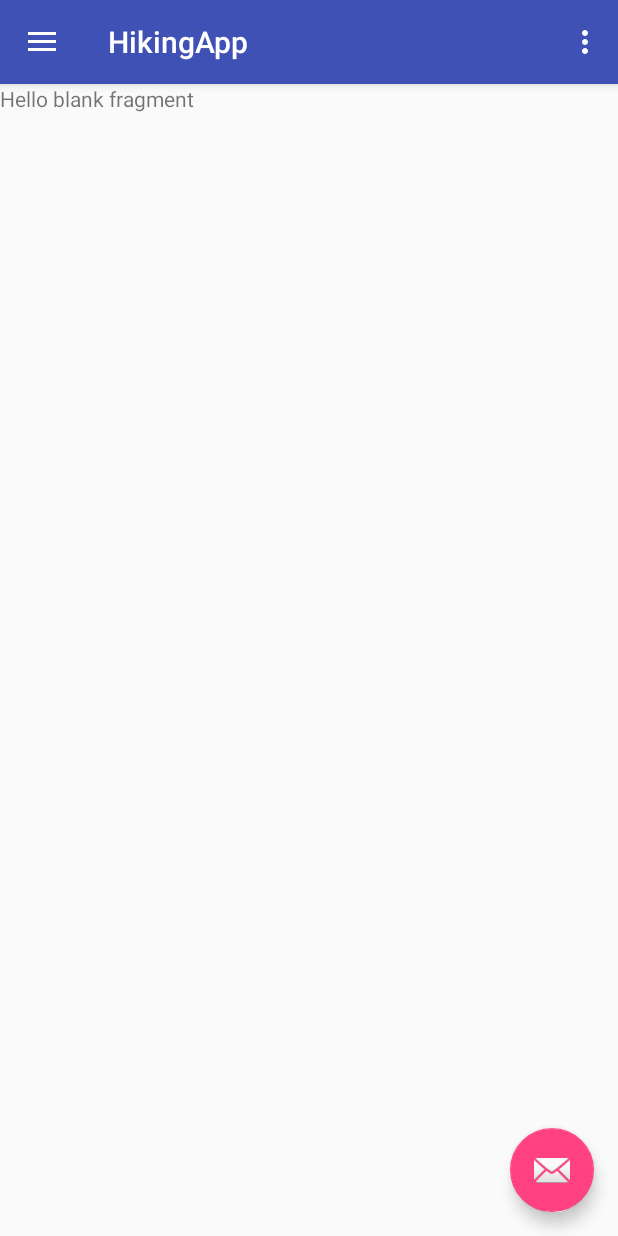
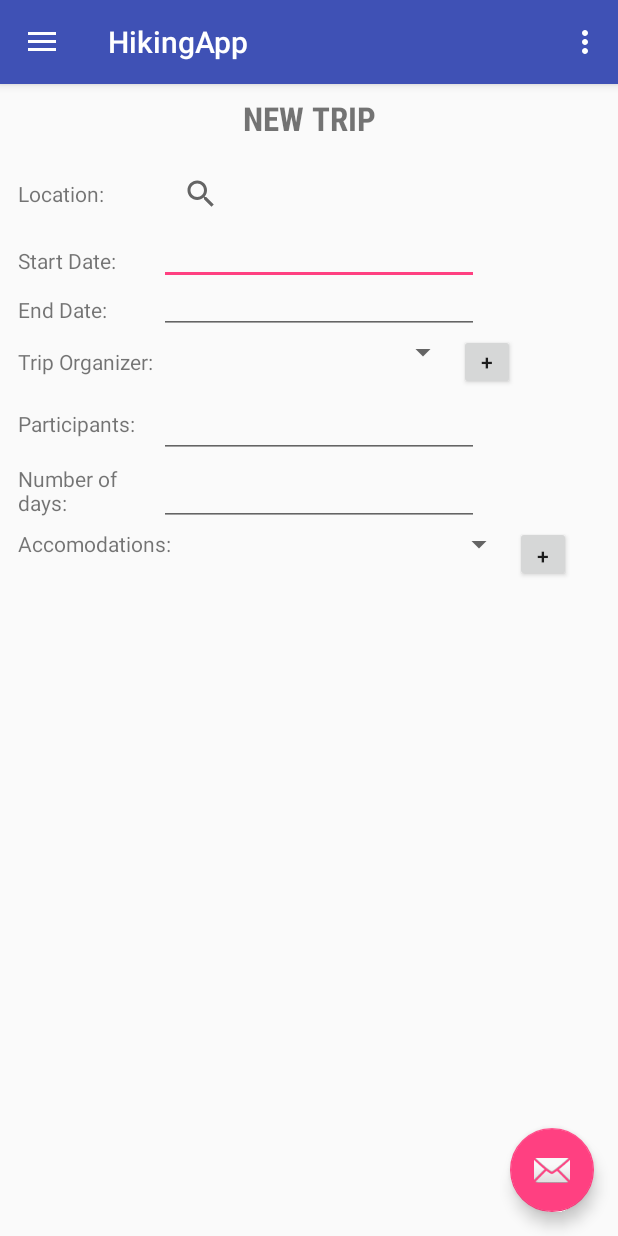
Before and after one commit to RoyceNguyen/HikingApp, an Android app: the screen it shows after launch (MainActivity), in the side drawer, after a tap on "Add Trip", on a phone screen of 412 x 824 dp. Run offline under Robolectric (Android 15) with nearby library versions, the phone set to English and light mode, and no system bars.

Commit message:
Added more to AddTripFragments layout

```diff
--- a/app/src/main/java/com/stclaircollege/rnb/hikingapp/MainActivity.java
+++ b/app/src/main/java/com/stclaircollege/rnb/hikingapp/MainActivity.java
@@ -22,7 +22,8 @@ public class MainActivity extends AppCompatActivity
         //adding all the interaction listeners
         MainFragment.OnFragmentInteractionListener,
         PastHikeFragment.OnFragmentInteractionListener,
-        SummaryFragment.OnFragmentInteractionListener {
+        SummaryFragment.OnFragmentInteractionListener,
+        AddTripFragment.OnFragmentInteractionListener{
 
     //Adding FragmentManager
     FragmentManager fm = getSupportFragmentManager();
@@ -98,7 +99,7 @@ public class MainActivity extends AppCompatActivity
             tran.commit();
         } else if (id == R.id.nav_addtrip) {
             FragmentTransaction tran = fm.beginTransaction();
-            tran.replace(R.id.content_main, new MainFragment());
+            tran.replace(R.id.content_main, new AddTripFragment());
             tran.commit();
 
         } else if (id == R.id.nav_pasthikes) {
--- a/app/src/main/res/layout/fragment_add_trip.xml
+++ b/app/src/main/res/layout/fragment_add_trip.xml
@@ -2,8 +2,8 @@
     xmlns:tools="http://schemas.android.com/tools"
     android:layout_width="match_parent"
     android:layout_height="match_parent"
+
     android:orientation="vertical"
-
     android:padding="4dp"
     tools:context="com.stclaircollege.rnb.hikingapp.AddTripFragment">
 
@@ -19,27 +19,35 @@
         android:text="New Trip"
         android:textAlignment="center"
         android:textAllCaps="true"
-        android:textSize="22dp"
+        android:textSize="22sp"
         android:textStyle="bold" />
 
-    <GridLayout
+
+    <RelativeLayout
         android:layout_width="match_parent"
         android:layout_height="match_parent"
-        android:columnCount="2"
+        android:columnCount="3"
         android:padding="4dp">
 
         <TextView
             android:id="@+id/textView7"
             android:layout_width="wrap_content"
             android:layout_height="wrap_content"
-            android:gravity="center"
-            android:paddingTop="10dp"
-            android:text="Location:"
-            android:textAlignment="center" />
+            android:layout_alignBottom="@+id/searchView"
+            android:layout_alignEnd="@+id/textView9"
+            android:layout_alignParentStart="true"
+            android:layout_alignParentTop="true"
+            android:gravity="left|center"
+            android:padding="4dp"
+            android:text="Location:" />
 
         <SearchView
+            android:id="@+id/searchView"
             android:layout_width="match_parent"
-            android:layout_height="wrap_content">
+            android:layout_height="wrap_content"
+            android:layout_alignParentTop="true"
+            android:layout_toEndOf="@+id/textView7"
+            android:padding="4dp">
 
         </SearchView>
 
@@ -47,36 +55,146 @@
             android:id="@+id/textView9"
             android:layout_width="wrap_content"
             android:layout_height="wrap_content"
+            android:layout_alignBottom="@+id/editText4"
+            android:layout_alignParentStart="true"
+            android:layout_below="@+id/textView7"
+            android:layout_toStartOf="@+id/editText3"
+            android:gravity="left|center"
+            android:padding="4dp"
             android:text="Start Date:" />
 
         <EditText
             android:id="@+id/editText4"
             android:layout_width="wrap_content"
             android:layout_height="wrap_content"
+            android:layout_below="@+id/searchView"
+            android:layout_toEndOf="@+id/textView9"
             android:ems="10"
             android:inputType="date"
+            android:labelFor="@+id/textView9"
+            android:padding="4dp"
             android:text="" />
 
         <TextView
             android:id="@+id/textView10"
             android:layout_width="wrap_content"
             android:layout_height="wrap_content"
+            android:layout_alignBottom="@+id/editText3"
+            android:layout_alignParentStart="true"
+            android:layout_alignTop="@+id/editText3"
+            android:layout_toStartOf="@+id/spinner"
+            android:gravity="left|center"
+            android:padding="4dp"
             android:text="End Date:" />
 
         <EditText
             android:id="@+id/editText3"
             android:layout_width="wrap_content"
             android:layout_height="wrap_content"
+            android:layout_below="@+id/editText4"
+            android:layout_toEndOf="@+id/textView10"
             android:ems="10"
             android:inputType="date"
+            android:labelFor="@+id/textView10"
+            android:padding="4dp"
             android:text="" />
 
         <TextView
             android:id="@+id/textView11"
             android:layout_width="wrap_content"
             android:layout_height="wrap_content"
+            android:layout_alignBottom="@+id/button2"
+            android:layout_alignParentStart="true"
+            android:layout_below="@+id/editText3"
+            android:layout_weight="1"
+            android:gravity="left|center"
+            android:padding="4dp"
             android:text="Trip Organizer:" />
 
-    </GridLayout>
+        <Spinner
+            android:id="@+id/spinner"
+            android:layout_width="200dp"
+            android:layout_height="wrap_content"
+            android:layout_below="@+id/editText3"
+            android:layout_toEndOf="@+id/textView11"
+            android:padding="4dp" />
+
+        <Button
+            android:id="@+id/button2"
+            android:layout_width="37dp"
+            android:layout_height="37dp"
+            android:layout_below="@+id/editText3"
+            android:layout_toEndOf="@+id/spinner"
+            android:padding="4dp"
+            android:text="+" />
+
+        <TextView
+            android:id="@+id/textView2"
+            android:layout_width="wrap_content"
+            android:layout_height="wrap_content"
+            android:layout_alignBottom="@+id/editText"
+            android:layout_alignEnd="@+id/textView11"
+            android:layout_alignParentStart="true"
+            android:layout_below="@+id/textView11"
+            android:gravity="left|center"
+            android:padding="4dp"
+            android:text="Participants:" />
+
+        <EditText
+            android:id="@+id/editText"
+            android:layout_width="wrap_content"
+            android:layout_height="wrap_content"
+            android:layout_below="@+id/textView11"
+            android:layout_toEndOf="@+id/textView2"
+            android:ems="10"
+            android:inputType="textMultiLine" />
+
+        <TextView
+            android:id="@+id/textView5"
+            android:layout_width="wrap_content"
+            android:layout_height="wrap_content"
+            android:layout_alignParentStart="true"
+            android:layout_alignTop="@+id/editText6"
+            android:layout_toStartOf="@+id/editText"
+            android:gravity="left|center"
+            android:padding="4dp"
+            android:text="Number of days:" />
+
+        <EditText
+            android:id="@+id/editText6"
+            android:layout_width="wrap_content"
+            android:layout_height="wrap_content"
+            android:layout_below="@+id/editText"
+            android:layout_toEndOf="@+id/textView5"
+            android:ems="10"
+            android:inputType="number" />
+
+        <TextView
+            android:id="@+id/textView8"
+            android:layout_width="wrap_content"
+            android:layout_height="wrap_content"
+            android:layout_alignParentStart="true"
+            android:layout_below="@+id/textView5"
+            android:gravity="left|center"
+            android:padding="4dp"
+            android:text="Accomodations:" />
+
+        <Spinner
+            android:id="@+id/spinner2"
+            android:layout_width="match_parent"
+            android:layout_height="wrap_content"
+            android:layout_alignEnd="@+id/button2"
+            android:layout_below="@+id/editText6"
+            android:layout_toEndOf="@+id/textView8" />
+
+        <Button
+            android:id="@+id/button3"
+            android:layout_width="37dp"
+            android:layout_height="37dp"
+            android:layout_below="@+id/editText6"
+            android:layout_toEndOf="@+id/spinner2"
+            android:text="+" />
+
+    </RelativeLayout>
 
 </LinearLayout>
```
